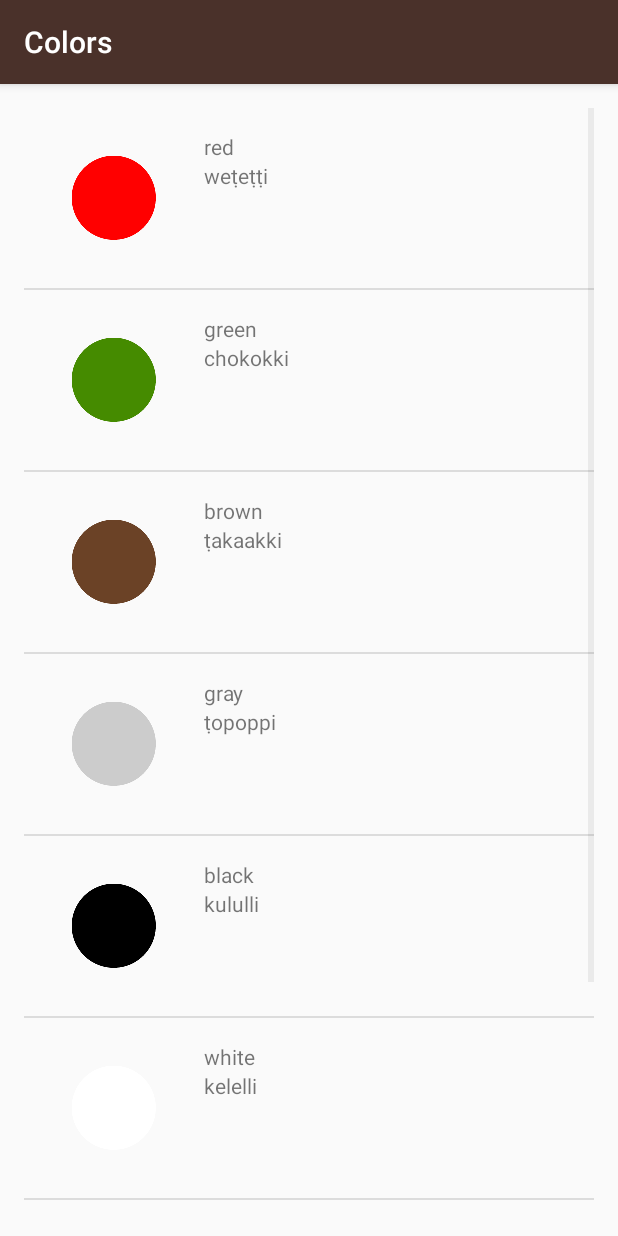
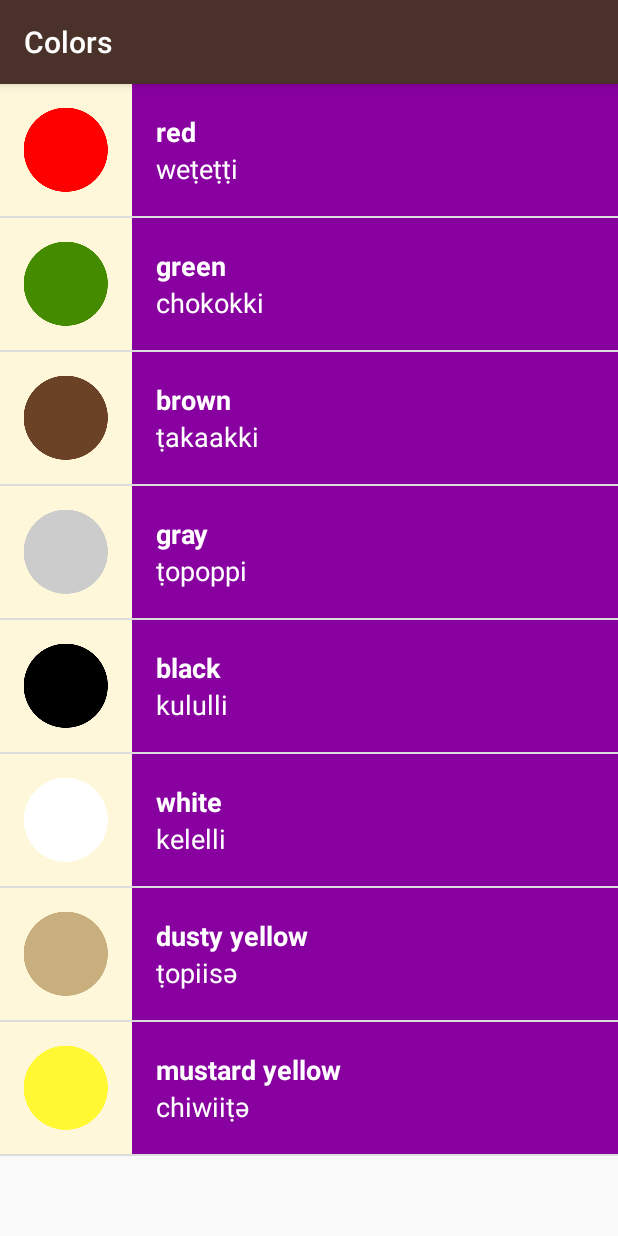
Before and after one commit to VGeorgopoulos/Miwok, an Android app: the ColorsActivity screen opened directly, with no data from a screen before it, on a phone screen of 412 x 824 dp. Run offline under Robolectric (Android 15) with nearby library versions, the phone set to English and light mode, and no system bars.

Commit message:
Colors and Images

```diff
--- a/app/src/main/java/com/example/android/miwok/ColorsActivity.java
+++ b/app/src/main/java/com/example/android/miwok/ColorsActivity.java
@@ -31,7 +31,7 @@ public class ColorsActivity extends AppCompatActivity {
         // This list item layout contains a single {@link TextView}, which the adapter will set to
         // display a single word.
         WordAdapter adapter =
-                new WordAdapter(this, words);
+                new WordAdapter(this, words, R.color.category_colors);
 
         // Find the {@link ListView} object in the view hierarchy of the {@link Activity}.
         // There should be a {@link ListView} with the view ID called list, which is declared in the
--- a/app/src/main/java/com/example/android/miwok/FamilyActivity.java
+++ b/app/src/main/java/com/example/android/miwok/FamilyActivity.java
@@ -32,7 +32,7 @@ public class FamilyActivity extends AppCompatActivity {
         // This list item layout contains a single {@link TextView}, which the adapter will set to
         // display a single word.
         WordAdapter adapter =
-                new WordAdapter(this, words);
+                new WordAdapter(this, words, R.color.category_family);
 
         // Find the {@link ListView} object in the view hierarchy of the {@link Activity}.
         // There should be a {@link ListView} with the view ID called list, which is declared in the
--- a/app/src/main/java/com/example/android/miwok/NumbersActivity.java
+++ b/app/src/main/java/com/example/android/miwok/NumbersActivity.java
@@ -33,7 +33,7 @@ public class NumbersActivity extends AppCompatActivity {
         // This list item layout contains a single {@link TextView}, which the adapter will set to
         // display a single word.
         WordAdapter adapter =
-                new WordAdapter(this, words);
+                new WordAdapter(this, words, R.color.category_numbers);
 
         // Find the {@link ListView} object in the view hierarchy of the {@link Activity}.
         // There should be a {@link ListView} with the view ID called list, which is declared in the
--- a/app/src/main/java/com/example/android/miwok/PhracesActivity.java
+++ b/app/src/main/java/com/example/android/miwok/PhracesActivity.java
@@ -32,7 +32,7 @@ public class PhracesActivity extends AppCompatActivity {
         // This list item layout contains a single {@link TextView}, which the adapter will set to
         // display a single word.
         WordAdapter adapter =
-                new WordAdapter(this, words);
+                new WordAdapter(this, words, R.color.category_phrases);
 
         // Find the {@link ListView} object in the view hierarchy of the {@link Activity}.
         // There should be a {@link ListView} with the view ID called list, which is declared in the
--- a/app/src/main/java/com/example/android/miwok/Word.java
+++ b/app/src/main/java/com/example/android/miwok/Word.java
@@ -6,13 +6,24 @@ package com.example.android.miwok;
 
 public class Word {
 
+
     /**
      * represents a vocabulary word that the user wants to learn.
      * It contains a default translation and a Miwok translation for the word.
      */
-    private int mImageResourceId;
+
     private String mDefaultTranslation;
     private String mMiwokTranslation;
+
+    /**
+     * Image resource ID for the word
+     */
+    private int mImageResourceId = NO_IMAGE_PROVIDED;
+
+    /**
+     * Constant value that represents no image was provided for this word
+     */
+    private static final int NO_IMAGE_PROVIDED = -1;
 
     /**
      * @param miwokTranslation
@@ -47,4 +58,11 @@ public class Word {
     public String getDefaultTranslation() {
         return mDefaultTranslation;
     }
+
+    /**
+     * Returns whether or not there is an image for this word.
+     */
+    public boolean hasImage() {
+        return mImageResourceId != NO_IMAGE_PROVIDED;
+    }
 }
--- a/app/src/main/java/com/example/android/miwok/WordAdapter.java
+++ b/app/src/main/java/com/example/android/miwok/WordAdapter.java
@@ -1,6 +1,7 @@
 package com.example.android.miwok;
 
 import android.content.Context;
+import android.support.v4.content.ContextCompat;
 import android.view.LayoutInflater;
 import android.view.View;
 import android.view.ViewGroup;
@@ -17,13 +18,19 @@ import java.util.ArrayList;
 public class WordAdapter extends ArrayAdapter<Word> {
 
     /**
+     * Resource ID for the background color for this list of words
+     */
+    private int mColorResourceId;
+
+    /**
      * Create a new {@link WordAdapter} object.
      *
      * @param context is the current context (i.e. Activity) that the adapter is being created in.
      * @param words   is the list of {@link Word}s to be displayed.
      */
-    public WordAdapter(Context context, ArrayList<Word> words) {
+    public WordAdapter(Context context, ArrayList<Word> words, int colorResourceId) {
         super(context, 0, words);
+        mColorResourceId = colorResourceId;
     }
 
     @Override
@@ -50,13 +57,30 @@ public class WordAdapter extends ArrayAdapter<Word> {
         // the default TextView.
         defaultTextView.setText(currentWord.getDefaultTranslation());
 
-        //Find the ImageView in the list_imte.xml layout with the ID image.
-        ImageView iconView = (ImageView) listItemView.findViewById(R.id.image);
-        // Get the image from the currentWord object and set this on the ImageView
-        iconView.setImageResource(currentWord.getImageResourceId());
+        //Find the ImageView in the list_item.xml layout with the ID image.
+        ImageView imageView = (ImageView) listItemView.findViewById(R.id.image);
+        // Check if an image is provided for this word or not
+        if (currentWord.hasImage()) {
+            // If an image is available, display the provided image based on the resource ID
+            imageView.setImageResource(currentWord.getImageResourceId());
+            // Make sure the view is visible
+            imageView.setVisibility(View.VISIBLE);
+        } else {
+            // Otherwise hide the ImageView (set visibility to GONE)
+            imageView.setVisibility(View.GONE);
+        }
+
+        // Set the theme color for the list item
+        View textContainer = listItemView.findViewById(R.id.text_container);
+        // Find the color that the resource ID maps to
+        int color = ContextCompat.getColor(getContext(), mColorResourceId);
+        // Set the background color of the text container View
+        textContainer.setBackgroundColor(color);
 
         // Return the whole list item layout (containing 2 TextViews) so that it can be shown in
         // the ListView.
         return listItemView;
     }
+
+
 }
--- a/app/src/main/res/layout/list_item.xml
+++ b/app/src/main/res/layout/list_item.xml
@@ -1,18 +1,20 @@
 <?xml version="1.0" encoding="utf-8"?>
+<!-- Layout for a single list item -->
 <LinearLayout xmlns:android="http://schemas.android.com/apk/res/android"
     xmlns:tools="http://schemas.android.com/tools"
     android:layout_width="match_parent"
-    android:layout_height="match_parent"
-    android:orientation="horizontal"
-    android:padding="16dp">
+    android:layout_height="wrap_content"
+    android:background="@color/tan_background"
+    android:minHeight="@dimen/list_item_height"
+    android:orientation="horizontal">
 
     <ImageView
         android:id="@+id/image"
-        android:layout_width="wrap_content"
-        android:layout_height="wrap_content"
-        android:src="@mipmap/ic_launcher" />
+        android:layout_width="@dimen/list_item_height"
+        android:layout_height="@dimen/list_item_height" />
 
     <LinearLayout
+        android:id="@+id/text_container"
         android:layout_width="match_parent"
         android:layout_height="match_parent"
         android:orientation="vertical"
@@ -21,13 +23,22 @@
         <TextView
             android:id="@+id/miwok_text_view"
             android:layout_width="match_parent"
-            android:layout_height="wrap_content"
+            android:layout_height="0dp"
+            android:layout_weight="1"
+            android:gravity="bottom"
+            android:textAppearance="?android:textAppearanceMedium"
+            android:textColor="@android:color/white"
+            android:textStyle="bold"
             tools:text="lutti" />
 
         <TextView
             android:id="@+id/default_text_view"
             android:layout_width="match_parent"
-            android:layout_height="wrap_content"
+            android:layout_height="0dp"
+            android:layout_weight="1"
+            android:gravity="top"
+            android:textAppearance="?android:textAppearanceMedium"
+            android:textColor="@android:color/white"
             tools:text="one" />
     </LinearLayout>
 </LinearLayout>
--- a/app/src/main/res/layout/word_list.xml
+++ b/app/src/main/res/layout/word_list.xml
@@ -1,14 +1,6 @@
 <?xml version="1.0" encoding="utf-8"?>
 <ListView xmlns:android="http://schemas.android.com/apk/res/android"
-    xmlns:tools="http://schemas.android.com/tools"
     android:id="@+id/list"
     android:layout_width="match_parent"
     android:layout_height="match_parent"
-    android:orientation="vertical"
-    android:paddingBottom="@dimen/activity_vertical_margin"
-    android:paddingLeft="@dimen/activity_horizontal_margin"
-    android:paddingRight="@dimen/activity_horizontal_margin"
-    android:paddingTop="@dimen/activity_vertical_margin"
-   >
-
-</ListView>
+    android:orientation="vertical" />
--- a/app/src/main/res/values/dimens.xml
+++ b/app/src/main/res/values/dimens.xml
@@ -16,6 +16,4 @@
     <!-- Height of each list item -->
     <dimen name="list_item_height">88dp</dimen>
     <!-- Default screen margins, per the Android Design guidelines. -->
-    <dimen name="activity_horizontal_margin">16dp</dimen>
-    <dimen name="activity_vertical_margin">16dp</dimen>
 </resources>
```
Also changed, not shown: app/src/main/res/layout/activity_colors.xml (deleted, +0 -14 lines), app/src/main/res/layout/activity_family.xml (deleted, +0 -14 lines), app/src/main/res/layout/activity_main.xml (+1 -14 lines), app/src/main/res/layout/activity_phraces.xml (deleted, +0 -14 lines), app/src/main/res/values-w820dp/dimens.xml (deleted, +0 -20 lines).
